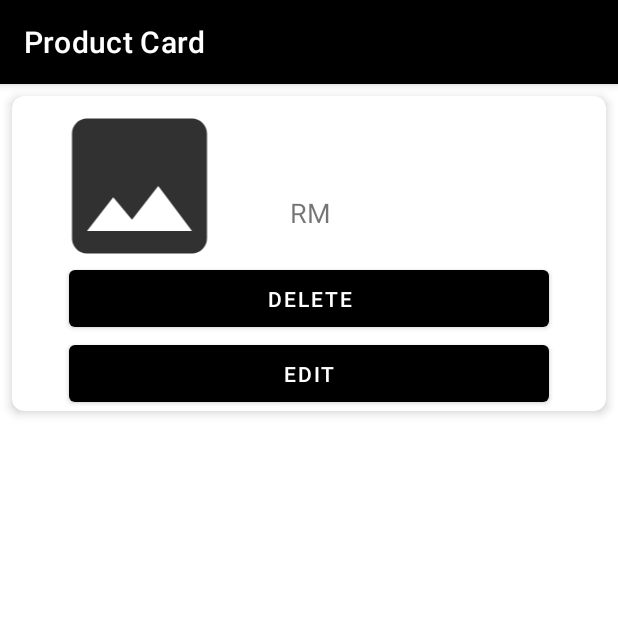
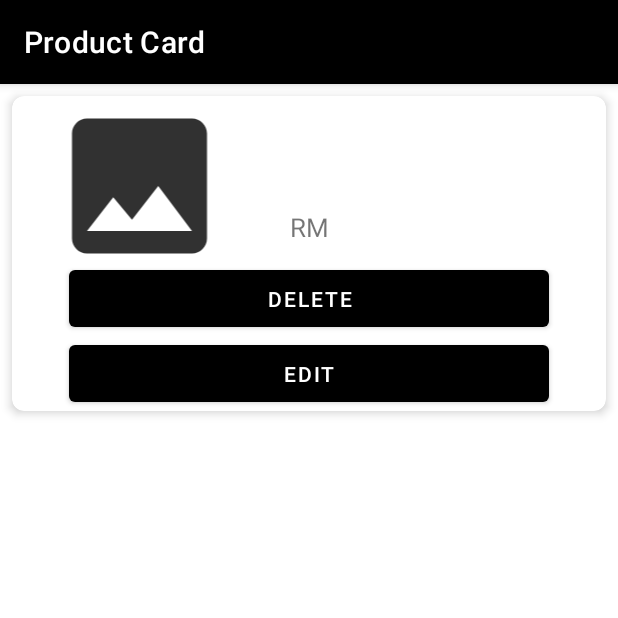
Before and after one commit to Azfa34/DEVNINJAS-ELLYMART, an Android app: the AdminCardProduct screen opened directly, with no data from a screen before it, on a phone screen of 412 x 824 dp, the top half of it. Run offline under Robolectric (Android 15) with nearby library versions, the phone set to English and light mode, and no system bars; our stand-ins replace Firebase (no records; nobody signed in at launch, a user with empty details on screens opened directly), Picasso.

Commit message:
Update activity_admin_card_product.xml

```diff
--- a/app/src/main/res/layout/activity_admin_card_product.xml
+++ b/app/src/main/res/layout/activity_admin_card_product.xml
@@ -42,10 +42,10 @@
             android:layout_width="wrap_content"
             android:layout_height="wrap_content"
             android:text="RM "
-            android:textSize="18sp"
+            android:textSize="17sp"
             android:paddingLeft="150dp"
             android:textStyle="normal"
-            android:paddingTop="30dp"
+            android:paddingTop="40dp"
             />
 
         <TextView
```
